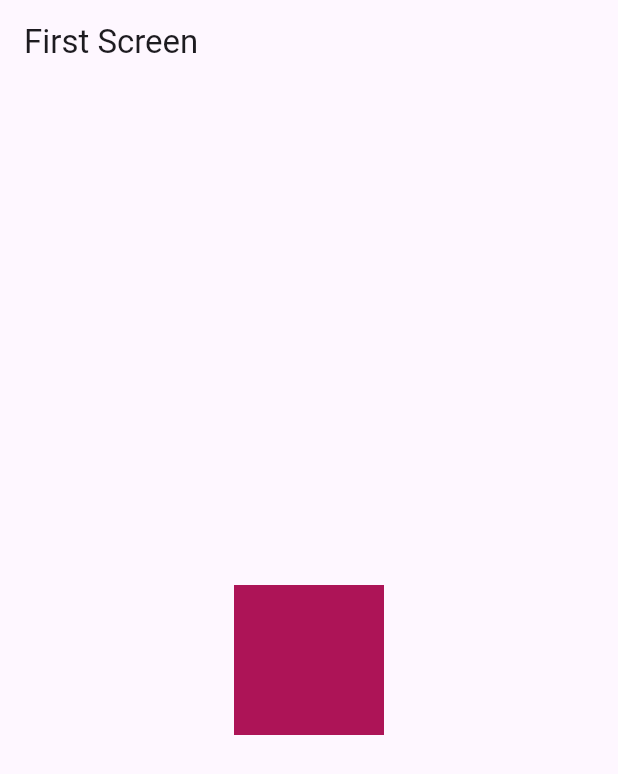
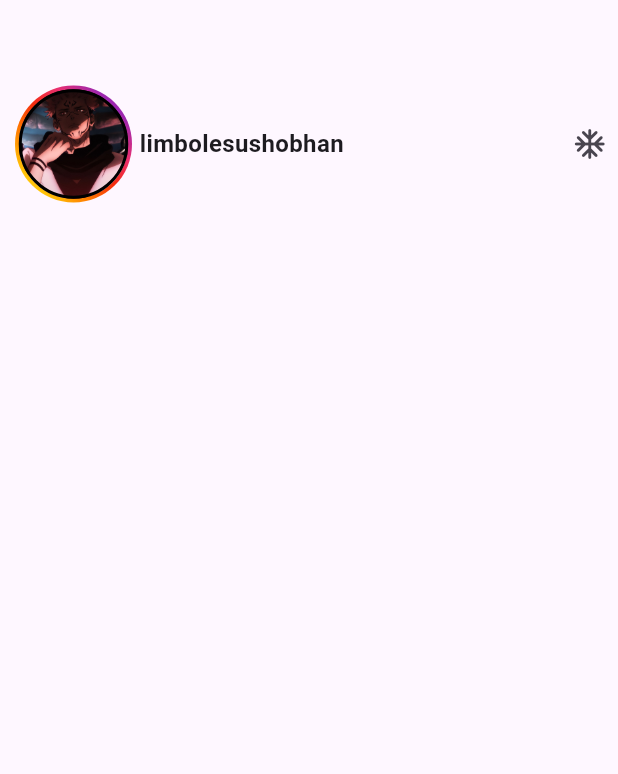
Before and after one commit to SushobhanLimbole/codeX_Flutter, a Flutter app: the screen it shows after launch, on a phone screen of 412 x 824 dp. Shown: the top 774 px of the screen. Run offline on Flutter 3.47's test engine with Material 3 defaults, Android fonts, the light colour scheme and no system bars.

Commit message:
device compatible

```diff
--- a/try_and_error/widget_list/lib/main.dart
+++ b/try_and_error/widget_list/lib/main.dart
@@ -1,5 +1,6 @@
 import 'package:flutter/material.dart';
-import 'package:widget_list/widget_list/border_gradient.dart';
+import 'package:widget_list/widget_list/navigation/insta_bar.dart';
+//import 'package:widget_list/widget_list/border_gradient.dart';
 import 'package:widget_list/widget_list/navigation/screenone.dart';
 //import 'package:widget_list/widget_list/name_bar.dart';
 
@@ -13,7 +14,7 @@ class MyApp extends StatelessWidget {
   @override
   Widget build(BuildContext context) {
     return MaterialApp(
-      home: ScreenOne(),
+      home: Practice(),
       debugShowCheckedModeBanner: false,
     );
   }
--- /dev/null
+++ b/try_and_error/widget_list/lib/widget_list/navigation/insta_bar.dart
@@ -0,0 +1,120 @@
+import 'package:flutter/material.dart';
+
+class Practice extends StatefulWidget {
+  const Practice({super.key});
+
+  @override
+  State<Practice> createState() => _PracticeState();
+}
+
+class _PracticeState extends State<Practice> {
+  @override
+  Widget build(BuildContext context) {
+    return Scaffold(
+      appBar: AppBar(),
+      body: Column(
+        children: [
+          Container(
+            height: 80,
+            width: MediaQuery.of(context).size.width,
+            child: Row(
+              children: [
+                Container(
+                  margin: EdgeInsets.only(left: 10),
+                  height: 78,
+                  width: 78,
+                  decoration: BoxDecoration(
+                    gradient: LinearGradient(
+                        begin: Alignment.bottomLeft,
+                        end: Alignment.topRight,
+                        colors: [
+                          Colors.yellow,
+                          Colors.amber,
+                          Color.fromARGB(255, 255, 119, 0),
+                          Color.fromARGB(255, 244, 44, 13),
+                          Color.fromARGB(235, 233, 30, 98),
+                          Colors.purple,
+                          Colors.purple,
+                        ]),
+                    shape: BoxShape.circle,
+                  ),
+                  child: Center(
+                    child: Container(
+                      height: 73,
+                      width: 73,
+                      decoration: BoxDecoration(
+                          border: Border.all(
+                            width: 2,
+                            color: Colors.black,
+                          ),
+                          shape: BoxShape.circle,
+                          image: DecorationImage(
+                              image: AssetImage("images/sukuna.jpg"),
+                              fit: BoxFit.cover)),
+                    ),
+                  ),
+                ),
+                Padding(padding: EdgeInsets.only(left: 5)),
+                Text(
+                  "limbolesushobhan",
+                  style: TextStyle(fontSize: 16, fontWeight: FontWeight.bold),
+                ),
+                Container(
+                  width: MediaQuery.of(context).size.width - 224,
+                  child: Row(
+                    mainAxisAlignment: MainAxisAlignment.end,
+                    children: [
+                      IconButton(
+                          onPressed: () {
+                            print("icon pressed");
+                          },
+                          icon: Icon(Icons.ac_unit_rounded))
+                    ],
+                  ),
+                )
+              ],
+            ),
+          )
+        ],
+      ),
+    );
+  }
+
+  Column prac(BuildContext context) {
+    return Column(
+      children: [
+        Container(
+          margin: EdgeInsets.only(top: 20),
+          height: 100,
+          width: MediaQuery.of(context).size.width,
+          color: Colors.black,
+          child: Row(children: [
+            Container(
+              margin: EdgeInsets.only(left: 10),
+              height: 90,
+              width: 90,
+              color: Colors.white,
+            ),
+            Padding(padding: EdgeInsets.only(left: 5)),
+            Text(
+              "limbolesushobhan",
+              style: TextStyle(fontSize: 15, color: Colors.white),
+            ),
+            Container(
+              width: MediaQuery.of(context).size.width - 228,
+              child: Row(
+                mainAxisAlignment: MainAxisAlignment.end,
+                children: [
+                  Icon(
+                    Icons.ac_unit_outlined,
+                    color: Colors.white,
+                  )
+                ],
+              ),
+            )
+          ]),
+        ),
+      ],
+    );
+  }
+}
```
